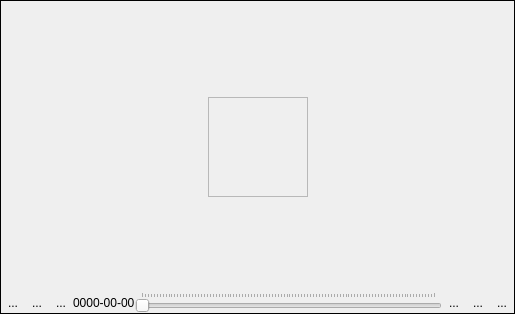
Qt form eotimeseriesviewer/ui/mapwidget.ui (jakimowb/eo-time-series-viewer) before a commit.
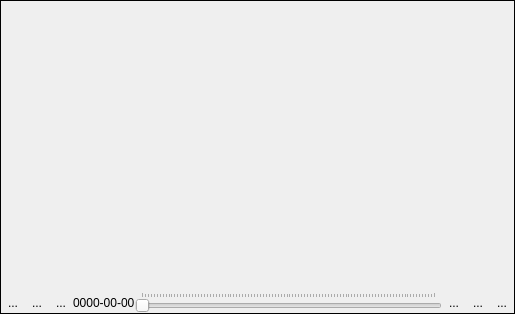
The same form after that commit. Icons and pictures are not drawn. Custom widgets are drawn as their Qt base class.

Diff of the .ui file:
```diff
--- a/eotimeseriesviewer/ui/mapwidget.ui
+++ b/eotimeseriesviewer/ui/mapwidget.ui
@@ -83,11 +83,17 @@
          <height>100</height>
         </size>
        </property>
+       <property name="styleSheet">
+        <string notr="true"/>
+       </property>
        <property name="frameShape">
-        <enum>QFrame::StyledPanel</enum>
+        <enum>QFrame::NoFrame</enum>
        </property>
        <property name="frameShadow">
-        <enum>QFrame::Raised</enum>
+        <enum>QFrame::Plain</enum>
+       </property>
+       <property name="lineWidth">
+        <number>0</number>
        </property>
        <layout class="QGridLayout" name="mGrid">
         <property name="leftMargin">
```
